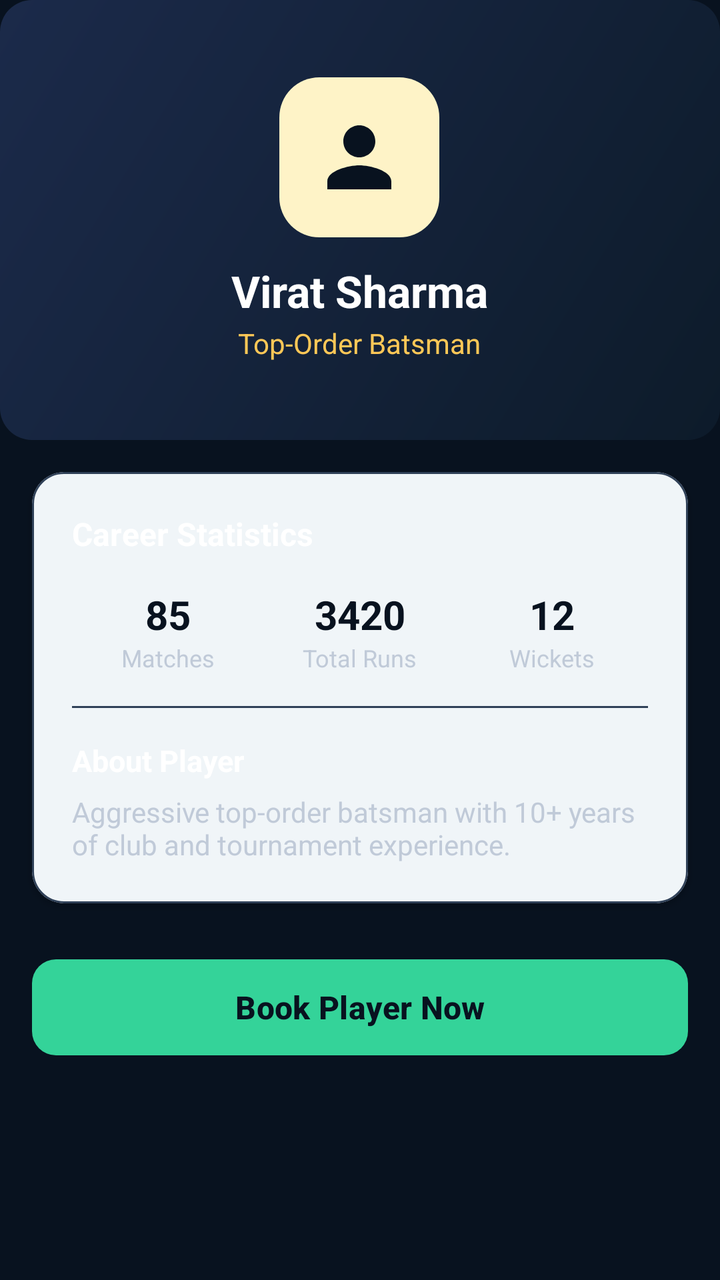
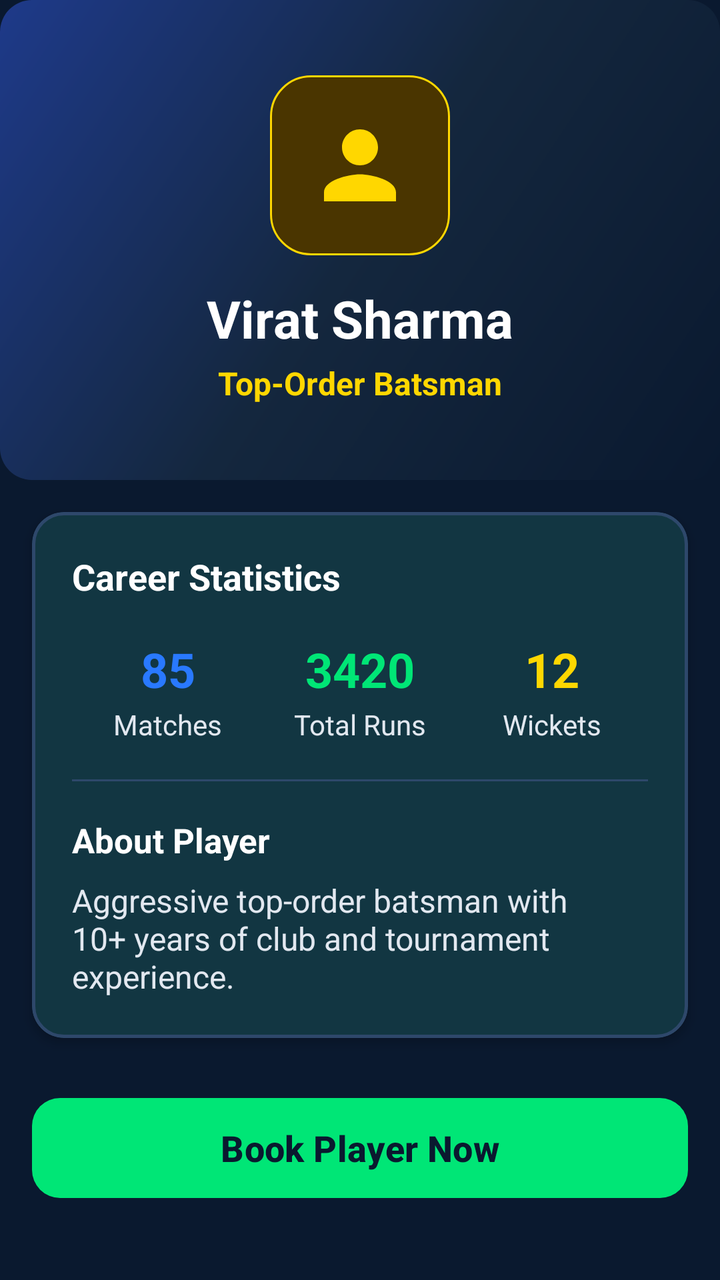

Screens rendered from an Android XML layout before and after an edit, with the pre-edit source and the edit as a unified diff.
<!-- AndroidManifest.xml: application theme Theme.TwelveMan -->
<!-- res/layout/fragment_player_details.xml -->
<?xml version="1.0" encoding="utf-8"?>
<ScrollView xmlns:android="http://schemas.android.com/apk/res/android"
    xmlns:app="http://schemas.android.com/apk/res-auto"
    android:layout_width="match_parent"
    android:layout_height="match_parent"
    android:background="@color/bg_light"
    android:fillViewport="true">

    <LinearLayout
        android:layout_width="match_parent"
        android:layout_height="wrap_content"
        android:orientation="vertical">

        
        <RelativeLayout
            android:layout_width="match_parent"
            android:layout_height="220dp"
            android:background="@drawable/bg_card_gradient"
            android:padding="20dp">

            <LinearLayout
                android:layout_width="wrap_content"
                android:layout_height="wrap_content"
                android:layout_centerInParent="true"
                android:gravity="center"
                android:orientation="vertical">

                <ImageView
                    android:layout_width="80dp"
                    android:layout_height="80dp"
                    android:background="@drawable/bg_badge_gold"
                    android:padding="16dp"
                    android:src="@drawable/ic_person"
                    app:tint="@color/primary_navy" />

                <TextView
                    android:id="@+id/tvDetailName"
                    android:layout_width="wrap_content"
                    android:layout_height="wrap_content"
                    android:layout_marginTop="12dp"
                    android:text="Virat Sharma"
                    android:textColor="@color/text_white"
                    android:textSize="22sp"
                    android:textStyle="bold" />

                <TextView
                    android:id="@+id/tvDetailRole"
                    android:layout_width="wrap_content"
                    android:layout_height="wrap_content"
                    android:layout_marginTop="2dp"
                    android:text="Top-Order Batsman"
                    android:textColor="@color/accent_gold"
                    android:textSize="14sp" />
            </LinearLayout>
        </RelativeLayout>

        
        <com.google.android.material.card.MaterialCardView
            android:layout_width="match_parent"
            android:layout_height="wrap_content"
            android:layout_margin="16dp"
            app:cardCornerRadius="16dp"
            app:cardElevation="2dp"
            app:strokeColor="@color/card_border"
            app:strokeWidth="1dp">

            <LinearLayout
                android:layout_width="match_parent"
                android:layout_height="wrap_content"
                android:orientation="vertical"
                android:padding="20dp">

                <TextView
                    android:layout_width="wrap_content"
                    android:layout_height="wrap_content"
                    android:text="Career Statistics"
                    android:textColor="@color/text_primary"
                    android:textSize="16sp"
                    android:textStyle="bold" />

                <LinearLayout
                    android:layout_width="match_parent"
                    android:layout_height="wrap_content"
                    android:layout_marginTop="16dp"
                    android:orientation="horizontal">

                    <LinearLayout
                        android:layout_width="0dp"
                        android:layout_height="wrap_content"
                        android:layout_weight="1"
                        android:gravity="center"
                        android:orientation="vertical">

                        <TextView
                            android:id="@+id/tvDetailMatches"
                            android:layout_width="wrap_content"
                            android:layout_height="wrap_content"
                            android:text="85"
                            android:textColor="@color/primary_navy"
                            android:textSize="20sp"
                            android:textStyle="bold" />

                        <TextView
                            android:layout_width="wrap_content"
                            android:layout_height="wrap_content"
                            android:text="Matches"
                            android:textColor="@color/text_secondary"
                            android:textSize="12sp" />
                    </LinearLayout>

                    <LinearLayout
                        android:layout_width="0dp"
                        android:layout_height="wrap_content"
                        android:layout_weight="1"
                        android:gravity="center"
                        android:orientation="vertical">

                        <TextView
                            android:id="@+id/tvDetailRuns"
                            android:layout_width="wrap_content"
                            android:layout_height="wrap_content"
                            android:text="3420"
                            android:textColor="@color/primary_navy"
                            android:textSize="20sp"
                            android:textStyle="bold" />

                        <TextView
                            android:layout_width="wrap_content"
                            android:layout_height="wrap_content"
                            android:text="Total Runs"
                            android:textColor="@color/text_secondary"
                            android:textSize="12sp" />
                    </LinearLayout>

                    <LinearLayout
                        android:layout_width="0dp"
                        android:layout_height="wrap_content"
                        android:layout_weight="1"
                        android:gravity="center"
                        android:orientation="vertical">

                        <TextView
                            android:id="@+id/tvDetailWickets"
                            android:layout_width="wrap_content"
                            android:layout_height="wrap_content"
                            android:text="12"
                            android:textColor="@color/primary_navy"
                            android:textSize="20sp"
                            android:textStyle="bold" />

                        <TextView
                            android:layout_width="wrap_content"
                            android:layout_height="wrap_content"
                            android:text="Wickets"
                            android:textColor="@color/text_secondary"
                            android:textSize="12sp" />
                    </LinearLayout>
                </LinearLayout>

                <View
                    android:layout_width="match_parent"
                    android:layout_height="1dp"
                    android:layout_marginVertical="16dp"
                    android:background="@color/card_border" />

                <TextView
                    android:layout_width="wrap_content"
                    android:layout_height="wrap_content"
                    android:text="About Player"
                    android:textColor="@color/text_primary"
                    android:textSize="15sp"
                    android:textStyle="bold" />

                <TextView
                    android:id="@+id/tvDetailBio"
                    android:layout_width="wrap_content"
                    android:layout_height="wrap_content"
                    android:layout_marginTop="6dp"
                    android:text="Aggressive top-order batsman with 10+ years of club and tournament experience."
                    android:textColor="@color/text_secondary"
                    android:textSize="14sp" />
            </LinearLayout>
        </com.google.android.material.card.MaterialCardView>

        
        <com.google.android.material.button.MaterialButton
            android:id="@+id/btnBookPlayer"
            android:layout_width="match_parent"
            android:layout_height="56dp"
            android:layout_marginHorizontal="16dp"
            android:layout_marginTop="8dp"
            android:layout_marginBottom="24dp"
            android:text="Book Player Now"
            android:textSize="16sp"
            android:textStyle="bold"
            app:backgroundTint="@color/accent_green_dark"
            app:cornerRadius="12dp" />
    </LinearLayout>
</ScrollView>
<!-- resources referenced by this layout -->
<resources>
  <color name="accent_gold">#FFC857</color>
  <color name="accent_green_dark">#34D399</color>
  <color name="bg_light">#08121F</color>
  <color name="card_border">#304158</color>
  <color name="primary_navy">#08121F</color>
  <color name="text_secondary">#C0CAD8</color>
  <!-- drawable bg_badge_gold (drawable) -->
  <?xml version="1.0" encoding="utf-8"?>
  <shape xmlns:android="http://schemas.android.com/apk/res/android">
      <solid android:color="#FEF3C7"/>
      <corners android:radius="20dp"/>
  </shape>
  <!-- drawable bg_card_gradient (drawable) -->
  <?xml version="1.0" encoding="utf-8"?>
  <shape xmlns:android="http://schemas.android.com/apk/res/android">
      <gradient
          android:startColor="#0D1B2A"
          android:endColor="#1B2A4A"
          android:angle="135"/>
      <corners android:radius="16dp"/>
  </shape>
  <style name="Theme.TwelveMan" parent="Theme.Material3.DayNight.NoActionBar">
          <item name="colorPrimary">@color/accent_green</item>
          <item name="colorPrimaryVariant">@color/primary_variant</item>
          <item name="colorOnPrimary">@color/primary_navy</item>
          <item name="colorSecondary">@color/accent_green</item>
          <item name="colorOnSecondary">@color/primary_navy</item>
          <item name="android:statusBarColor">@color/primary_navy</item>
          <item name="android:windowBackground">@color/bg_light</item>
      </style>
  <color name="accent_green">#45E6A4</color>
  <color name="primary_variant">#132238</color>
  <!-- unchanged entries left out for length: 3 -->
</resources>

<!-- the commit's change to res/layout/fragment_player_details.xml (unified diff, before → after) -->
@@ -14,7 +14,7 @@
         
         <RelativeLayout
             android:layout_width="match_parent"
-            android:layout_height="220dp"
+            android:layout_height="240dp"
             android:background="@drawable/bg_card_gradient"
             android:padding="20dp">
 
@@ -26,31 +26,32 @@
                 android:orientation="vertical">
 
                 <ImageView
-                    android:layout_width="80dp"
-                    android:layout_height="80dp"
+                    android:layout_width="90dp"
+                    android:layout_height="90dp"
                     android:background="@drawable/bg_badge_gold"
-                    android:padding="16dp"
+                    android:padding="18dp"
                     android:src="@drawable/ic_person"
-                    app:tint="@color/primary_navy" />
+                    app:tint="@color/accent_gold" />
 
                 <TextView
                     android:id="@+id/tvDetailName"
                     android:layout_width="wrap_content"
                     android:layout_height="wrap_content"
-                    android:layout_marginTop="12dp"
+                    android:layout_marginTop="14dp"
                     android:text="Virat Sharma"
                     android:textColor="@color/text_white"
-                    android:textSize="22sp"
+                    android:textSize="26sp"
                     android:textStyle="bold" />
 
                 <TextView
                     android:id="@+id/tvDetailRole"
                     android:layout_width="wrap_content"
                     android:layout_height="wrap_content"
-                    android:layout_marginTop="2dp"
+                    android:layout_marginTop="4dp"
                     android:text="Top-Order Batsman"
                     android:textColor="@color/accent_gold"
-                    android:textSize="14sp" />
+                    android:textSize="16sp"
+                    android:textStyle="bold" />
             </LinearLayout>
         </RelativeLayout>
 
@@ -60,9 +61,9 @@
             android:layout_height="wrap_content"
             android:layout_margin="16dp"
             app:cardCornerRadius="16dp"
-            app:cardElevation="2dp"
+            app:cardElevation="3dp"
             app:strokeColor="@color/card_border"
-            app:strokeWidth="1dp">
+            app:strokeWidth="1.5dp">
 
             <LinearLayout
                 android:layout_width="match_parent"
@@ -75,13 +76,13 @@
                     android:layout_height="wrap_content"
                     android:text="Career Statistics"
                     android:textColor="@color/text_primary"
-                    android:textSize="16sp"
+                    android:textSize="18sp"
                     android:textStyle="bold" />
 
                 <LinearLayout
                     android:layout_width="match_parent"
                     android:layout_height="wrap_content"
-                    android:layout_marginTop="16dp"
+                    android:layout_marginTop="18dp"
                     android:orientation="horizontal">
 
                     <LinearLayout
@@ -96,16 +97,17 @@
                             android:layout_width="wrap_content"
                             android:layout_height="wrap_content"
                             android:text="85"
-                            android:textColor="@color/primary_navy"
-                            android:textSize="20sp"
+                            android:textColor="@color/accent_blue"
+                            android:textSize="24sp"
                             android:textStyle="bold" />
 
                         <TextView
                             android:layout_width="wrap_content"
                             android:layout_height="wrap_content"
+                            android:layout_marginTop="2dp"
                             android:text="Matches"
                             android:textColor="@color/text_secondary"
-                            android:textSize="12sp" />
+                            android:textSize="14sp" />
                     </LinearLayout>
 
                     <LinearLayout
@@ -120,16 +122,17 @@
                             android:layout_width="wrap_content"
                             android:layout_height="wrap_content"
                             android:text="3420"
-                            android:textColor="@color/primary_navy"
-                            android:textSize="20sp"
+                            android:textColor="@color/accent_green"
+                            android:textSize="24sp"
                             android:textStyle="bold" />
 
                         <TextView
                             android:layout_width="wrap_content"
                             android:layout_height="wrap_content"
+                            android:layout_marginTop="2dp"
                             android:text="Total Runs"
                             android:textColor="@color/text_secondary"
-                            android:textSize="12sp" />
+                            android:textSize="14sp" />
                     </LinearLayout>
 
                     <LinearLayout
@@ -144,23 +147,24 @@
                             android:layout_width="wrap_content"
                             android:layout_height="wrap_content"
                             android:text="12"
-                            android:textColor="@color/primary_navy"
-                            android:textSize="20sp"
+                            android:textColor="@color/accent_gold"
+                            android:textSize="24sp"
                             android:textStyle="bold" />
 
                         <TextView
                             android:layout_width="wrap_content"
                             android:layout_height="wrap_content"
+                            android:layout_marginTop="2dp"
                             android:text="Wickets"
                             android:textColor="@color/text_secondary"
-                            android:textSize="12sp" />
+                            android:textSize="14sp" />
                     </LinearLayout>
                 </LinearLayout>
 
                 <View
                     android:layout_width="match_parent"
                     android:layout_height="1dp"
-                    android:layout_marginVertical="16dp"
+                    android:layout_marginVertical="18dp"
                     android:background="@color/card_border" />
 
                 <TextView
@@ -168,17 +172,17 @@
                     android:layout_height="wrap_content"
                     android:text="About Player"
                     android:textColor="@color/text_primary"
-                    android:textSize="15sp"
+                    android:textSize="17sp"
                     android:textStyle="bold" />
 
                 <TextView
                     android:id="@+id/tvDetailBio"
                     android:layout_width="wrap_content"
                     android:layout_height="wrap_content"
-                    android:layout_marginTop="6dp"
+                    android:layout_marginTop="8dp"
                     android:text="Aggressive top-order batsman with 10+ years of club and tournament experience."
                     android:textColor="@color/text_secondary"
-                    android:textSize="14sp" />
+                    android:textSize="16sp" />
             </LinearLayout>
         </com.google.android.material.card.MaterialCardView>
 
@@ -186,14 +190,15 @@
         <com.google.android.material.button.MaterialButton
             android:id="@+id/btnBookPlayer"
             android:layout_width="match_parent"
-            android:layout_height="56dp"
+            android:layout_height="58dp"
             android:layout_marginHorizontal="16dp"
-            android:layout_marginTop="8dp"
+            android:layout_marginTop="10dp"
             android:layout_marginBottom="24dp"
             android:text="Book Player Now"
-            android:textSize="16sp"
+            android:textColor="@color/primary_navy"
+            android:textSize="18sp"
             android:textStyle="bold"
-            app:backgroundTint="@color/accent_green_dark"
-            app:cornerRadius="12dp" />
+            app:backgroundTint="@color/accent_green"
+            app:cornerRadius="14dp" />
     </LinearLayout>
 </ScrollView>
<!-- resource entries referenced after the edit -->
@@ -1,37 +1,86 @@
 <!-- resources referenced by this layout -->
 <resources>
-  <color name="accent_gold">#FFC857</color>
-  <color name="accent_green_dark">#34D399</color>
-  <color name="bg_light">#08121F</color>
-  <color name="card_border">#304158</color>
-  <color name="primary_navy">#08121F</color>
-  <color name="text_secondary">#C0CAD8</color>
+  <color name="accent_blue">#2979FF</color>
+  <color name="accent_gold">#FFD700</color>
+  <color name="bg_light">#0A192F</color>
+  <color name="card_border">#2E486B</color>
+  <color name="primary_navy">#0A192F</color>
+  <color name="text_secondary">#E2E8F0</color>
   <!-- drawable bg_badge_gold (drawable) -->
   <?xml version="1.0" encoding="utf-8"?>
   <shape xmlns:android="http://schemas.android.com/apk/res/android">
-      <solid android:color="#FEF3C7"/>
+      <solid android:color="#4A3500"/>
       <corners android:radius="20dp"/>
+      <stroke android:width="1dp" android:color="#FFD700"/>
   </shape>
   <!-- drawable bg_card_gradient (drawable) -->
   <?xml version="1.0" encoding="utf-8"?>
   <shape xmlns:android="http://schemas.android.com/apk/res/android">
       <gradient
-          android:startColor="#0D1B2A"
-          android:endColor="#1B2A4A"
+          android:startColor="#0A192F"
+          android:centerColor="#14273E"
+          android:endColor="#1E3A8A"
           android:angle="135"/>
       <corners android:radius="16dp"/>
   </shape>
   <style name="Theme.TwelveMan" parent="Theme.Material3.DayNight.NoActionBar">
+          
           <item name="colorPrimary">@color/accent_green</item>
           <item name="colorPrimaryVariant">@color/primary_variant</item>
           <item name="colorOnPrimary">@color/primary_navy</item>
-          <item name="colorSecondary">@color/accent_green</item>
+          <item name="colorSecondary">@color/accent_gold</item>
           <item name="colorOnSecondary">@color/primary_navy</item>
+          <item name="colorTertiary">@color/accent_blue</item>
+          <item name="colorOnTertiary">@color/text_white</item>
+          <item name="colorSurface">@color/surface_white</item>
+          <item name="colorOnSurface">@color/text_primary</item>
           <item name="android:statusBarColor">@color/primary_navy</item>
+          <item name="android:navigationBarColor">@color/primary_navy</item>
           <item name="android:windowBackground">@color/bg_light</item>
+  
+          
+          <item name="android:textColorPrimary">@color/text_primary</item>
+          <item name="android:textColorSecondary">@color/text_secondary</item>
+          <item name="android:textColorHint">@color/text_hint</item>
+  
+          <item name="textAppearanceHeadlineLarge">@style/TextAppearance.TwelveMan.HeadlineLarge</item>
+          <item name="textAppearanceHeadlineMedium">@style/TextAppearance.TwelveMan.HeadlineMedium</item>
+          <item name="textAppearanceTitleLarge">@style/TextAppearance.TwelveMan.TitleLarge</item>
+          <item name="textAppearanceBodyLarge">@style/TextAppearance.TwelveMan.BodyLarge</item>
+          <item name="textAppearanceBodyMedium">@style/TextAppearance.TwelveMan.BodyMedium</item>
       </style>
-  <color name="accent_green">#45E6A4</color>
-  <color name="primary_variant">#132238</color>
+  <color name="accent_green">#00E676</color>
+  <color name="primary_variant">#14273E</color>
+  <color name="surface_white">#14273E</color>
+  <color name="text_hint">#A0AEC0</color>
+  <style name="TextAppearance.TwelveMan.HeadlineLarge" parent="TextAppearance.Material3.HeadlineLarge">
+          <item name="android:textSize">@dimen/text_size_hero</item>
+          <item name="android:textStyle">bold</item>
+          <item name="android:textColor">@color/text_primary</item>
+      </style>
+  <style name="TextAppearance.TwelveMan.HeadlineMedium" parent="TextAppearance.Material3.HeadlineMedium">
+          <item name="android:textSize">@dimen/text_size_display</item>
+          <item name="android:textStyle">bold</item>
+          <item name="android:textColor">@color/text_primary</item>
+      </style>
+  <style name="TextAppearance.TwelveMan.TitleLarge" parent="TextAppearance.Material3.TitleLarge">
+          <item name="android:textSize">@dimen/text_size_headline</item>
+          <item name="android:textStyle">bold</item>
+          <item name="android:textColor">@color/text_primary</item>
+      </style>
+  <style name="TextAppearance.TwelveMan.BodyLarge" parent="TextAppearance.Material3.BodyLarge">
+          <item name="android:textSize">@dimen/text_size_body</item>
+          <item name="android:textColor">@color/text_primary</item>
+      </style>
+  <style name="TextAppearance.TwelveMan.BodyMedium" parent="TextAppearance.Material3.BodyMedium">
+          <item name="android:textSize">@dimen/text_size_body_secondary</item>
+          <item name="android:textColor">@color/text_secondary</item>
+      </style>
+  <dimen name="text_size_hero">34sp</dimen>
+  <dimen name="text_size_display">28sp</dimen>
+  <dimen name="text_size_headline">24sp</dimen>
+  <dimen name="text_size_body">16sp</dimen>
+  <dimen name="text_size_body_secondary">15sp</dimen>
   <!-- unchanged entries left out for length: 3 -->
 </resources>
 
